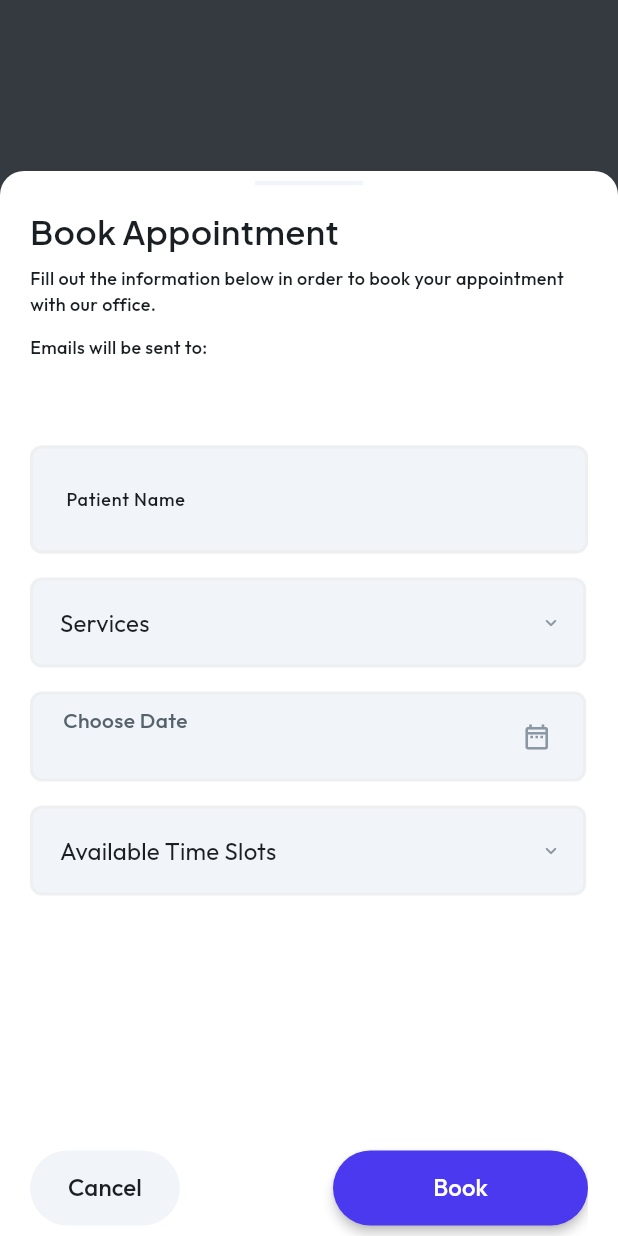
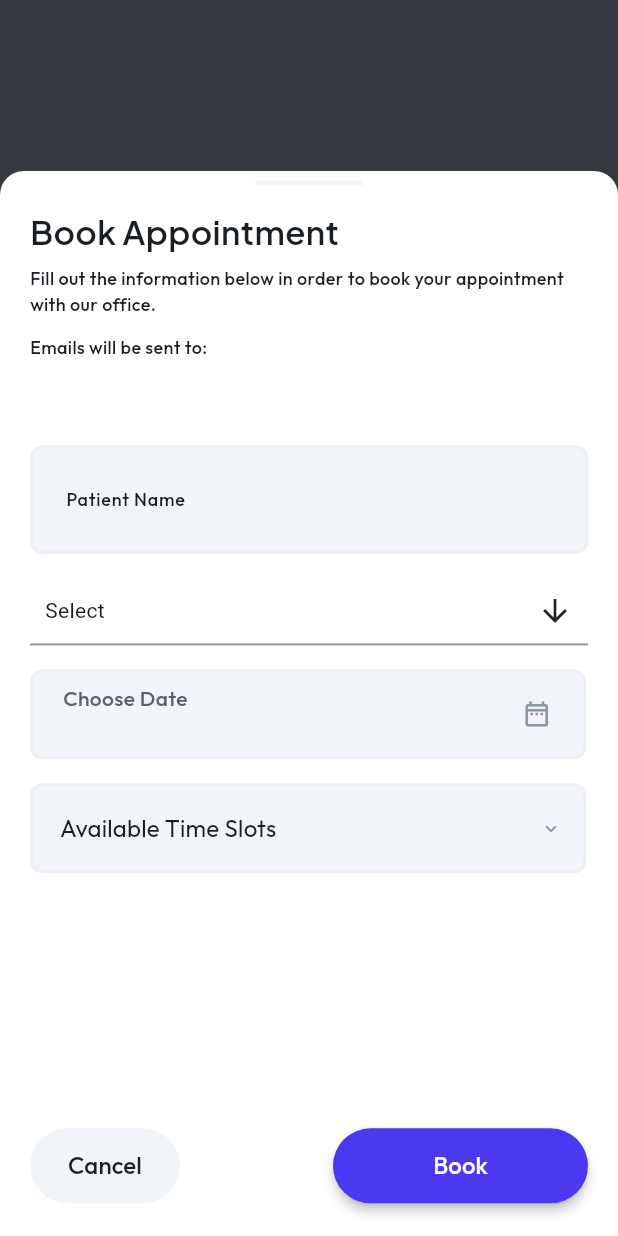
Before and after one commit to git-dariel/DentalApp, a Flutter app: the BookAppointmentWidget widget shown alone on an empty page, opened directly, after a tap on "Book", on a phone screen of 412 x 824 dp. Run offline on Flutter 3.47's test engine with Material 3 defaults, Android fonts, the phone set to English and light mode, and no system bars; drawn by our look-alikes of auto_size_text, flutter_animate, multi_select_flutter; our stand-ins replace badges, cached_network_image, carousel_slider, cloud_firestore, dropdown_button2, file_picker and 20 more; missing offline and left inert: dash_chat, json_path, mime_type; accounts and stored records are empty.

Commit message:
changing the selection of service into multiple

```diff
--- a/lib/pages/book_appointment/book_appointment_model.dart
+++ b/lib/pages/book_appointment/book_appointment_model.dart
@@ -12,7 +12,7 @@ class BookAppointmentModel extends FlutterFlowModel<BookAppointmentWidget> {
   TextEditingController? personsNameController;
   String? Function(BuildContext, String?)? personsNameControllerValidator;
   // State field(s) for DropDown widget.
-  String? dropDownValue1;
+  List<String> dropDownValue1 = [];
   FormFieldController<String>? dropDownValueController1;
   DateTime? datePicked;
   // State field(s) for DropDown widget.
--- a/lib/pages/book_appointment/book_appointment_widget.dart
+++ b/lib/pages/book_appointment/book_appointment_widget.dart
@@ -16,6 +16,7 @@ import '/flutter_flow/flutter_flow_util.dart';
 import '/flutter_flow/flutter_flow_widgets.dart';
 import '/flutter_flow/form_field_controller.dart';
 import 'book_appointment_model.dart';
+import 'package:multi_select_flutter/multi_select_flutter.dart';
 
 export 'book_appointment_model.dart';
 
@@ -403,46 +404,27 @@ class _BookAppointmentWidgetState extends State<BookAppointmentWidget>
                             Padding(
                               padding: EdgeInsetsDirectional.fromSTEB(
                                   0.0, 16.0, 0.0, 0.0),
-                              child: FlutterFlowDropDown<String>(
-                                controller: _model.dropDownValueController1 ??=
-                                    FormFieldController<String>(null),
-                                options: [
+                              child: MultiSelectDialogField(
+                                items: [
                                   'Implants',
                                   'Whitening',
                                   'Braces',
                                   'Scaling'
-                                ],
-                                onChanged: (val) =>
-                                    setState(() => _model.dropDownValue1 = val),
-                                width: MediaQuery.sizeOf(context).width * 0.9,
-                                height: 60.0,
-                                textStyle: FlutterFlowTheme.of(context)
-                                    .titleSmall
-                                    .override(
-                                      fontFamily: 'Outfit',
-                                      color: FlutterFlowTheme.of(context)
-                                          .primaryText,
-                                    ),
-                                hintText: 'Services',
-                                icon: Icon(
-                                  Icons.keyboard_arrow_down_rounded,
-                                  color: FlutterFlowTheme.of(context).grayLight,
-                                  size: 15.0,
+                                ].map((e) => MultiSelectItem(e, e)).toList(),
+                                title: const Text(
+                                  "Services",
+                                  style: TextStyle(
+                                      color: Colors.black,
+                                      fontWeight: FontWeight.bold),
                                 ),
-                                fillColor: FlutterFlowTheme.of(context)
-                                    .primaryBackground,
-                                elevation: 3.0,
-                                borderColor:
-                                    FlutterFlowTheme.of(context).alternate,
-                                borderWidth: 2.0,
-                                borderRadius: 8.0,
-                                margin: EdgeInsetsDirectional.fromSTEB(
-                                    20.0, 4.0, 16.0, 4.0),
-                                hidesUnderline: true,
-                                isSearchable: false,
-                                isMultiSelect: false,
-                              ).animateOnPageLoad(animationsMap[
-                                  'dropDownOnPageLoadAnimation1']!),
+                                selectedColor: Colors.blue,
+                                backgroundColor: Colors.white,
+                                onConfirm: (values) {
+                                  setState(() {
+                                    _model.dropDownValue1 = values;
+                                  });
+                                },
+                              ),
                             ),
                             Padding(
                               padding: EdgeInsetsDirectional.fromSTEB(
@@ -667,8 +649,9 @@ class _BookAppointmentWidgetState extends State<BookAppointmentWidget>
                                       await AppointmentsRecord.collection
                                           .doc()
                                           .set(createAppointmentsRecordData(
-                                            appointmentType:
-                                                _model.dropDownValue1,
+                                            appointmentType: _model
+                                                .dropDownValue1
+                                                .join(', '),
                                             appointmentTime: _model.datePicked,
                                             appointmentName: _model
                                                 .personsNameController.text,
--- a/pubspec.yaml
+++ b/pubspec.yaml
@@ -102,6 +102,7 @@ dependencies:
   video_player_avfoundation: ^2.5.2
   video_player_platform_interface: ^6.2.1
   video_player_web: ^2.1.2
+  multi_select_flutter: ^4.1.3
   # flutter_local_notifications: ^8.2.0
 
 
```
Also changed, not shown: pubspec.lock.
